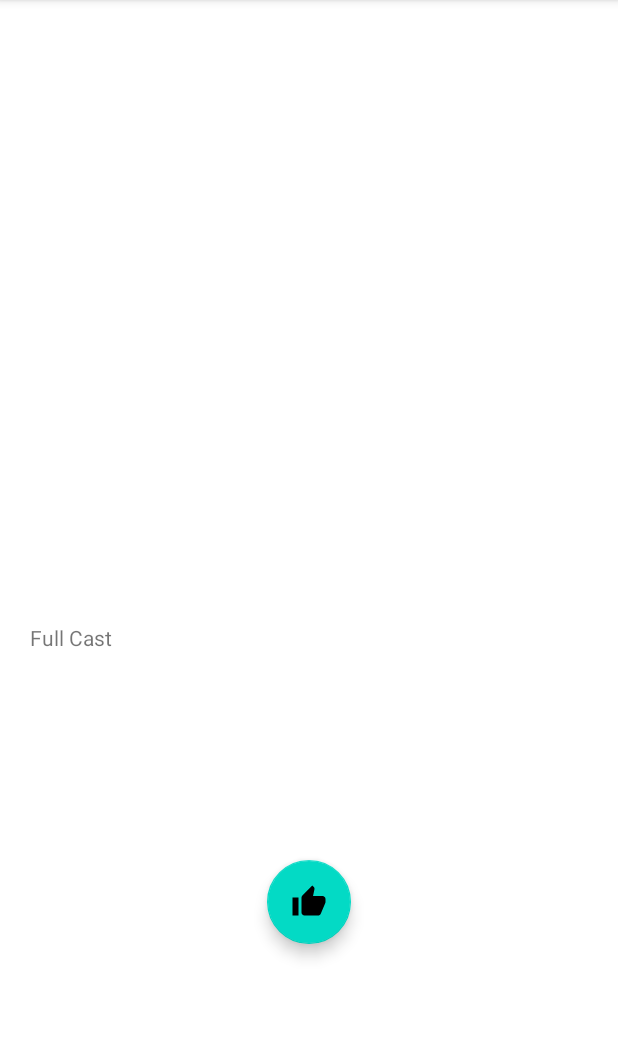
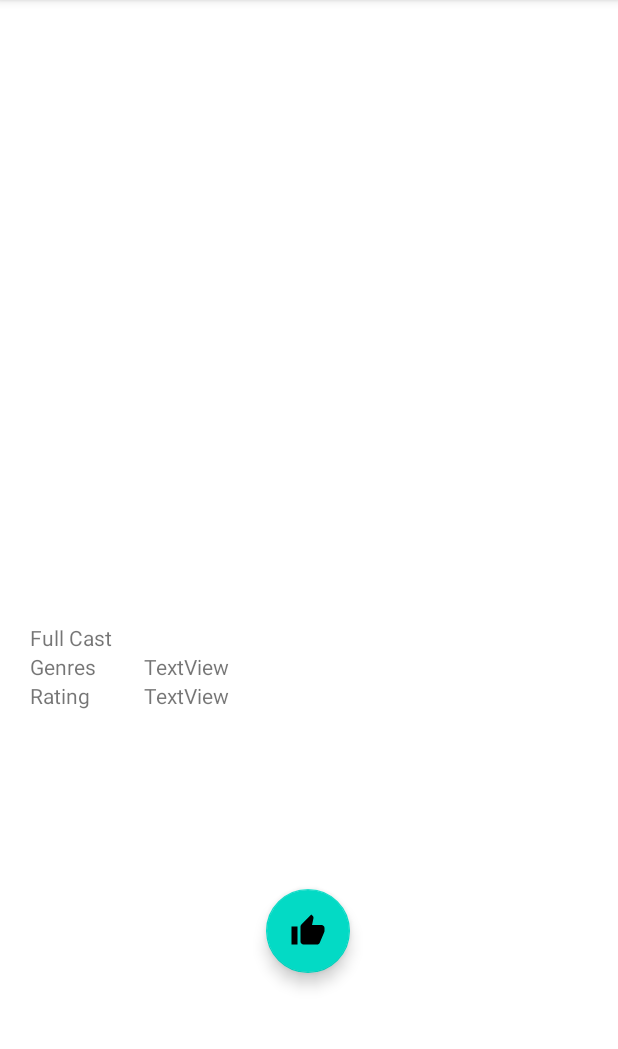
Before and after one commit to pirilinchu/MyMovieApp, an Android app: the MovieActivity screen opened directly, with no data from a screen before it, on a phone screen of 412 x 824 dp, the part 84-1133 px from its top. Run offline under Robolectric (Android 15) with nearby library versions, the phone set to English and light mode, and no system bars; our stand-ins replace Picasso; pictures from the network do not load.

Commit message:
Implements Api with Series and logic for navigation to detail page

```diff
--- a/app/src/main/java/com/example/mymovieapp/GridViewAdapter.kt
+++ b/app/src/main/java/com/example/mymovieapp/GridViewAdapter.kt
@@ -27,7 +27,7 @@ class GridViewAdapter(
         Picasso.get().load(item.Image).into(movieImage)
         view.setOnClickListener{
             val intent = Intent(context, MovieActivity::class.java)
-            intent.putExtra("movie", movies[position])
+            intent.putExtra("movie", movies[position].Id)
             context.startActivity(intent)
         }
         return view
--- a/app/src/main/java/com/example/mymovieapp/RecyclerViewSeriesAdapter.kt
+++ b/app/src/main/java/com/example/mymovieapp/RecyclerViewSeriesAdapter.kt
@@ -29,7 +29,7 @@ class RecyclerViewSeriesAdapter(
             seriePosition = 0
             itemView.setOnClickListener{
                 val intent = Intent(context, MovieActivity::class.java)
-                intent.putExtra("movie", series[seriePosition])
+                intent.putExtra("serie", series[seriePosition].Id)
                 context.startActivity(intent)
             }
         }
--- /dev/null
+++ b/app/src/main/java/com/example/mymovieapp/modelsApi/GenreX.kt
@@ -0,0 +1,6 @@
+package com.example.mymovieapp.modelsApi
+
+data class GenreX(
+    val id: Int,
+    val name: String
+)
--- a/app/src/main/java/com/example/mymovieapp/services/MoviesApi.kt
+++ b/app/src/main/java/com/example/mymovieapp/services/MoviesApi.kt
@@ -3,6 +3,7 @@ package com.example.mymovieapp.services
 import com.example.mymovieapp.modelsApi.ApiResponse
 import com.example.mymovieapp.modelsApi.ApiResponseSerie
 import com.example.mymovieapp.modelsApi.MovieDetail
+import com.example.mymovieapp.modelsApi.SerieDetail
 import retrofit2.Call
 import retrofit2.http.GET
 import retrofit2.http.Path
@@ -22,4 +23,7 @@ interface MoviesApi {
 
     @GET("movie/{id}?api_key=d3a6bd82af12c91d08149f6613e5dce2&language=en-US&page=1")
     fun getMovieById(@Path("id") id: Int): Call<MovieDetail>
+
+    @GET("tv/{id}?api_key=d3a6bd82af12c91d08149f6613e5dce2&language=en-US&page=1")
+    fun getSerieById(@Path("id") id: Int): Call<SerieDetail>
 }
--- a/app/src/main/java/com/example/mymovieapp/ui/dashboard/TvFragment.kt
+++ b/app/src/main/java/com/example/mymovieapp/ui/dashboard/TvFragment.kt
@@ -61,7 +61,6 @@ class TvFragment : Fragment() {
                 call: Call<ApiResponseSerie>,
                 response: Response<ApiResponseSerie>
             ) {
-                Toast.makeText(activity, "Ok", Toast.LENGTH_SHORT).show()
                 var response = response.body()
                 for (i in response!!.results) {
                     series.add(fromSerieResultToMovie(i))
--- a/app/src/main/res/layout/activity_movie.xml
+++ b/app/src/main/res/layout/activity_movie.xml
@@ -53,14 +53,56 @@
         android:layout_marginHorizontal="20dp"
         android:layout_marginVertical="15dp"/>
 
+    <TextView
+        android:id="@+id/textView"
+        android:layout_width="wrap_content"
+        android:layout_height="wrap_content"
+        android:layout_marginStart="20dp"
+        android:layout_marginLeft="20dp"
+        android:text="Genres"
+        app:layout_constraintBottom_toBottomOf="@+id/textViewDetailGenres"
+        app:layout_constraintStart_toStartOf="parent"
+        app:layout_constraintTop_toTopOf="@+id/textViewDetailGenres" />
+
+    <TextView
+        android:id="@+id/textView2"
+        android:layout_width="wrap_content"
+        android:layout_height="wrap_content"
+        android:layout_marginStart="20dp"
+        android:layout_marginLeft="20dp"
+        android:text="Rating"
+        app:layout_constraintStart_toStartOf="parent"
+        app:layout_constraintTop_toTopOf="@+id/textViewDetailRating" />
+
     <com.google.android.material.floatingactionbutton.FloatingActionButton
         android:id="@+id/floatingActionButton"
         android:layout_width="wrap_content"
         android:layout_height="wrap_content"
         android:clickable="true"
+        android:src="@drawable/ic_baseline_thumb_up_24"
         app:layout_constraintBottom_toBottomOf="parent"
         app:layout_constraintEnd_toEndOf="parent"
+        app:layout_constraintHorizontal_bias="0.498"
         app:layout_constraintStart_toStartOf="parent"
-        app:layout_constraintTop_toBottomOf="@+id/textView3"
-        android:src="@drawable/ic_baseline_thumb_up_24" />
+        app:layout_constraintTop_toBottomOf="@+id/textViewDetailRating" />
+
+    <TextView
+        android:id="@+id/textViewDetailGenres"
+        android:layout_width="0dp"
+        android:layout_height="wrap_content"
+        android:layout_marginStart="32dp"
+        android:layout_marginLeft="32dp"
+        android:text="TextView"
+        app:layout_constraintEnd_toEndOf="@+id/textView3"
+        app:layout_constraintStart_toEndOf="@+id/textView"
+        app:layout_constraintTop_toBottomOf="@+id/textView3" />
+
+    <TextView
+        android:id="@+id/textViewDetailRating"
+        android:layout_width="wrap_content"
+        android:layout_height="0dp"
+        android:text="TextView"
+        app:layout_constraintStart_toStartOf="@+id/textViewDetailGenres"
+        app:layout_constraintTop_toBottomOf="@+id/textViewDetailGenres" />
+
 </androidx.constraintlayout.widget.ConstraintLayout>
```
Also changed, not shown: app/src/main/java/com/example/mymovieapp/MovieActivity.kt (+62 -2 lines), app/src/main/java/com/example/mymovieapp/modelsApi/LastEpisodeToAir.kt (added, +14 -0 lines), app/src/main/java/com/example/mymovieapp/modelsApi/Network.kt (added, +8 -0 lines), app/src/main/java/com/example/mymovieapp/modelsApi/ProductionCompanyX.kt (added, +8 -0 lines), app/src/main/java/com/example/mymovieapp/modelsApi/Season.kt (added, +11 -0 lines), app/src/main/java/com/example/mymovieapp/modelsApi/SerieDetail.kt (added, +35 -0 lines), app/src/main/java/com/example/mymovieapp/modelsApi/SpokenLanguageX.kt (added, +7 -0 lines), app/src/main/java/com/example/mymovieapp/ui/home/MoviesFragment.kt (+0 -23 lines).
